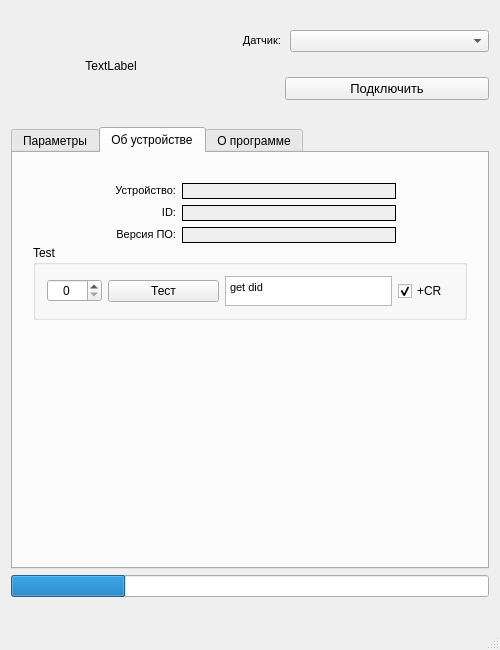
First picture: the form in ComSetup/mainwindow.ui, repository Anton-Fat/Screen_Tool_Setup, before the edit.
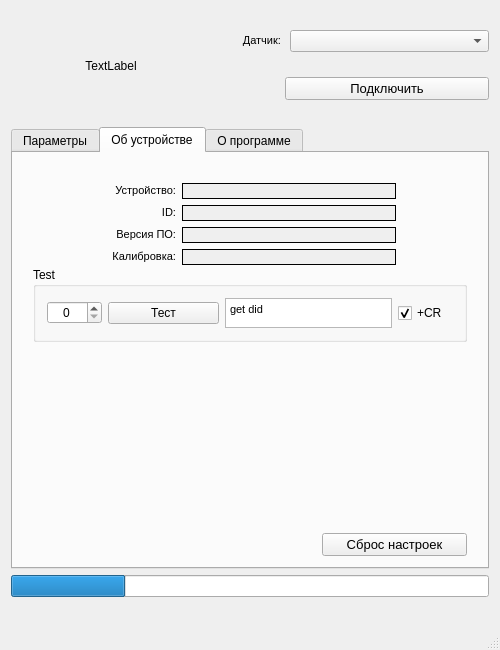
Second picture: the form after the edit. The open tabs and pages were chosen to show the change.

Commit message: Add calibration buttons. Check new programm board version 4.07. Current version is 0.95.

```diff
--- a/ComSetup/mainwindow.ui
+++ b/ComSetup/mainwindow.ui
@@ -678,7 +678,7 @@
        <attribute name="title">
         <string>Об устройстве</string>
        </attribute>
-       <layout class="QVBoxLayout" name="verticalLayout" stretch="0,0,0">
+       <layout class="QVBoxLayout" name="verticalLayout" stretch="0,0,0,0">
         <property name="spacing">
          <number>2</number>
         </property>
@@ -719,6 +719,13 @@
               </property>
              </widget>
             </item>
+            <item>
+             <widget class="QLabel" name="label_11">
+              <property name="text">
+               <string>&lt;html&gt;&lt;head/&gt;&lt;body&gt;&lt;p align=&quot;right&quot;&gt;&lt;span style=&quot; font-size:8.25pt;&quot;&gt;Калибровка:&lt;/span&gt;&lt;/p&gt;&lt;/body&gt;&lt;/html&gt;</string>
+              </property>
+             </widget>
+            </item>
            </layout>
           </item>
           <item>
@@ -774,6 +781,22 @@
               </property>
              </widget>
             </item>
+            <item>
+             <widget class="QLabel" name="label_kal">
+              <property name="autoFillBackground">
+               <bool>true</bool>
+              </property>
+              <property name="frameShape">
+               <enum>QFrame::Box</enum>
+              </property>
+              <property name="text">
+               <string/>
+              </property>
+              <property name="alignment">
+               <set>Qt::AlignCenter</set>
+              </property>
+             </widget>
+            </item>
            </layout>
           </item>
           <item>
@@ -842,7 +865,7 @@
 &lt;html&gt;&lt;head&gt;&lt;meta name=&quot;qrichtext&quot; content=&quot;1&quot; /&gt;&lt;style type=&quot;text/css&quot;&gt;
 p, li { white-space: pre-wrap; }
 &lt;/style&gt;&lt;/head&gt;&lt;body style=&quot; font-family:'MS Shell Dlg 2'; font-size:8.25pt; font-weight:400; font-style:normal;&quot;&gt;
-&lt;p style=&quot; margin-top:0px; margin-bottom:0px; margin-left:0px; margin-right:0px; -qt-block-indent:0; text-indent:0px;&quot;&gt;get did&lt;/p&gt;&lt;/body&gt;&lt;/html&gt;</string>
+&lt;p style=&quot; margin-top:0px; margin-bottom:0px; margin-left:0px; margin-right:0px; -qt-block-indent:0; text-indent:0px;&quot;&gt;&lt;span style=&quot; font-family:'MS Shell Dlg 2';&quot;&gt;get did&lt;/span&gt;&lt;/p&gt;&lt;/body&gt;&lt;/html&gt;</string>
              </property>
              <property name="tabStopWidth">
               <number>30</number>
@@ -878,6 +901,41 @@
           </property>
          </spacer>
         </item>
+        <item>
+         <layout class="QHBoxLayout" name="horizontalLayout_10" stretch="2,1">
+          <property name="topMargin">
+           <number>0</number>
+          </property>
+          <item>
+           <spacer name="horizontalSpacer_5">
+            <property name="orientation">
+             <enum>Qt::Horizontal</enum>
+            </property>
+            <property name="sizeHint" stdset="0">
+             <size>
+              <width>40</width>
+              <height>20</height>
+             </size>
+            </property>
+           </spacer>
+          </item>
+          <item>
+           <widget class="QPushButton" name="pushButton_Reset">
+            <property name="font">
+             <font>
+              <pointsize>10</pointsize>
+             </font>
+            </property>
+            <property name="inputMethodHints">
+             <set>Qt::ImhNone</set>
+            </property>
+            <property name="text">
+             <string>Сброс настроек</string>
+            </property>
+           </widget>
+          </item>
+         </layout>
+        </item>
        </layout>
       </widget>
       <widget class="QWidget" name="tab_3">
```
Left out of the diff: 56 changed lines with no effect on the pictures. The commit also changes 13 other files.
